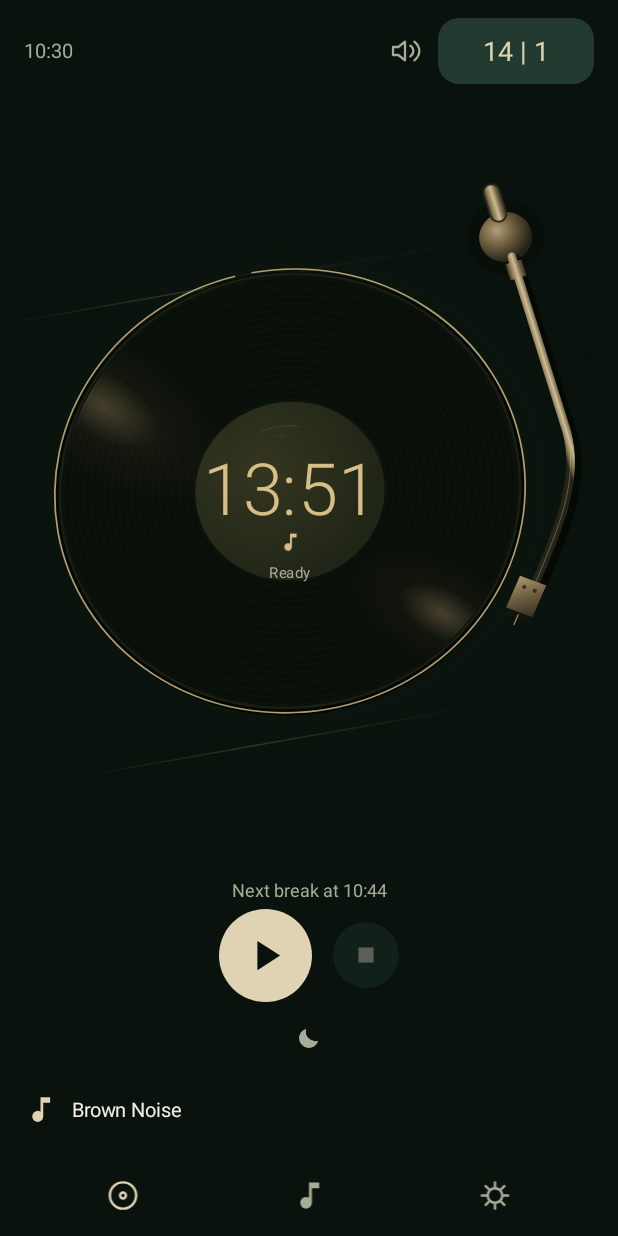
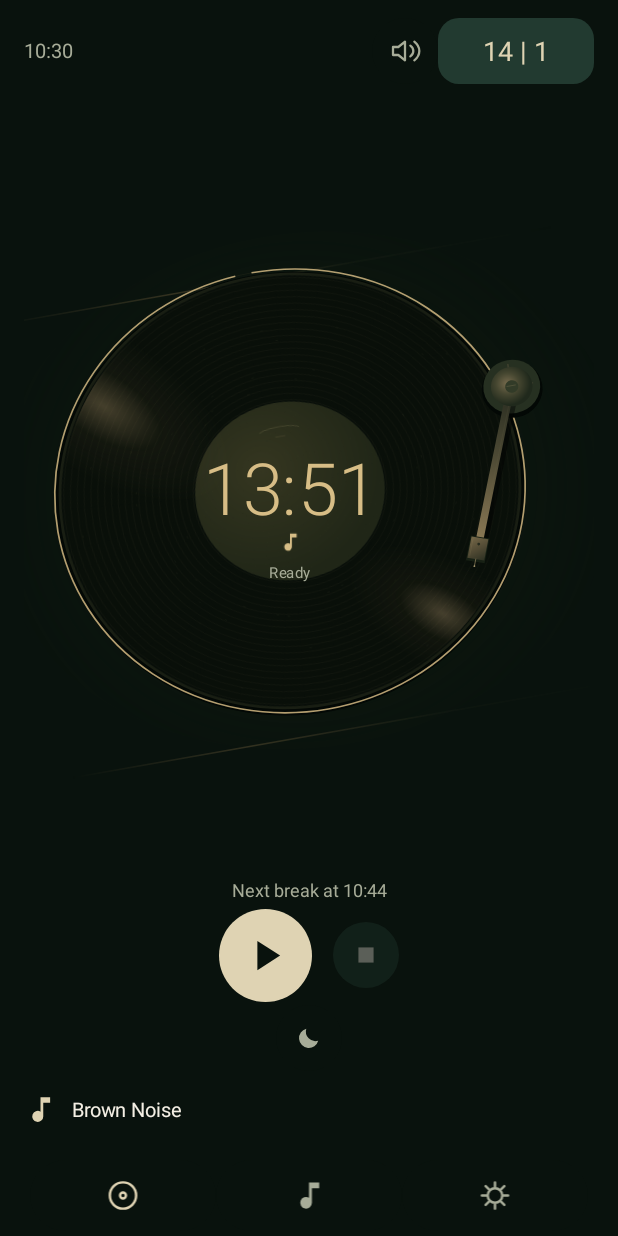
Before and after one commit to wander-yd/pauso, an Android app: the screen it shows after launch (MainActivity), on a phone screen of 412 x 824 dp. Run offline under Robolectric (Android 15) with nearby library versions, the phone set to English and light mode, and no system bars; network calls fail; pictures from the network do not load.

Commit message:
Simplify tonearm and anchor it to a visible plinth

```diff
--- a/app/src/main/AndroidManifest.xml
+++ b/app/src/main/AndroidManifest.xml
@@ -1,4 +1,4 @@
-<manifest xmlns:android="http://schemas.android.com/apk/res/android" package="com.andrew.hourpause" android:versionCode="1007" android:versionName="0.15-preview.1">
+<manifest xmlns:android="http://schemas.android.com/apk/res/android" package="com.andrew.hourpause" android:versionCode="1007" android:versionName="0.15-preview.2">
 <uses-sdk android:minSdkVersion="26" android:targetSdkVersion="35"/>
 <uses-permission android:name="android.permission.INTERNET"/>
 <uses-permission android:name="android.permission.READ_MEDIA_AUDIO"/>
--- a/app/src/main/java/com/andrew/hourpause/TurntableView.java
+++ b/app/src/main/java/com/andrew/hourpause/TurntableView.java
@@ -17,9 +17,9 @@ public final class TurntableView extends View {
  private final Shader chassis=new RadialGradient(290,313,340,new int[]{0xff142015,0x700f190f,0x0009120d},new float[]{0,.65f,1},Shader.TileMode.CLAMP);
  private final TurntableMotion motion=new TurntableMotion();
  private final Shader paper=new RadialGradient(252,282,125,new int[]{0xff353620,0xff202617},null,Shader.TileMode.CLAMP);
- private final Shader metal=new LinearGradient(538,0,558,0,new int[]{0xff252419,0xff8b7853,0xffcbbb94,0xff6d5b3c,0xff28271b},null,Shader.TileMode.CLAMP);
- private final Shader pivot=new RadialGradient(540,63,36,new int[]{0xffb29e76,0xff6d5c3d,0xff242319},null,Shader.TileMode.CLAMP);
- private final Shader head=new LinearGradient(-15,-5,15,33,new int[]{0xffb09a70,0xff6f5d3f,0xff353124},null,Shader.TileMode.CLAMP);
+ private final Shader metal=new LinearGradient(527,238,465,405,new int[]{0xff25291e,0xff4c4934,0xff8b7955},new float[]{0,.45f,1},Shader.TileMode.CLAMP);
+ private final Shader pivot=new RadialGradient(523,234,24,new int[]{0xff776b4e,0xff454630,0xff20291c},null,Shader.TileMode.CLAMP);
+ private final Shader head=new LinearGradient(-9,-4,10,22,new int[]{0xff756748,0xff514a34,0xff282d20},null,Shader.TileMode.CLAMP);
  private final Shader lightA=new RadialGradient(0,0,1,new int[]{0x50c6a777,0x0fb49460,0x00ac8658},new float[]{0,.45f,1},Shader.TileMode.CLAMP);
  private final Shader lightB=new RadialGradient(0,0,1,new int[]{0x49dab786,0x108e7045,0x008e7045},new float[]{0,.45f,1},Shader.TileMode.CLAMP);
  private final Shader edge=new LinearGradient(0,0,600,0,new int[]{0x0074633e,0x6077633e,0x22303320,0x0009120d},new float[]{0,.32f,.65f,1},Shader.TileMode.CLAMP);
@@ -27,7 +27,7 @@ public final class TurntableView extends View {
  private long remaining=1,segment=1;private boolean audible,resumed,reduced,immersive,quiet;
  private int currentIcon=-1;private float unitScale=1;
  public TurntableView(Context context){super(context);setFocusable(true);setContentDescription("Ready. Choose music");setLayerType(View.LAYER_TYPE_HARDWARE,null);
-  recordClip.addCircle(278,310,240,Path.Direction.CW);armPath.moveTo(548,95);armPath.lineTo(548,300);armPath.cubicTo(546,356,507,405,464,458);
+  recordClip.addCircle(278,310,240,Path.Direction.CW);armPath.moveTo(527,238);armPath.lineTo(465,405);
  }
  public void setState(String text,long left,long total,boolean playing,boolean rest,int icon){
   label=text;remaining=left;segment=total;audible=playing;quiet=rest;
@@ -64,13 +64,22 @@ public final class TurntableView extends View {
   c.save();c.clipPath(recordClip);glow(c,lightA,100,180,155,76,45);glow(c,lightB,414,475,112,59,42);c.restore();
   paint.setStyle(Paint.Style.STROKE);paint.setStrokeWidth(1);paint.setColor(0x31554c2d);c.drawOval(recordRect,paint);
   int accent=quiet?BLUE:GOLD;paint.setColor(accent);paint.setAlpha(210);paint.setStrokeWidth(1.8f);paint.setStrokeCap(Paint.Cap.BUTT);c.drawArc(recordRect,-90,(float)(360*TurntableMotion.remainingFraction(remaining,segment)),false,paint);paint.setAlpha(255);
-  circle(c,548,72,41,0xff080e09);paint.setStyle(Paint.Style.FILL);paint.setColor(-1);paint.setShader(pivot);c.drawCircle(548,72,28,paint);paint.setShader(null);
-  c.save();c.rotate((float)motion.arm(),548,72);
-  line(c,548,45,548,19,0xff28271b,19);paint.setColor(-1);paint.setShader(metal);paint.setStyle(Paint.Style.STROKE);paint.setStrokeWidth(15);c.drawLine(548,45,548,19,paint);paint.setShader(null);
-  c.save();c.translate(3,6);paint.setColor(0x80000000);paint.setStrokeWidth(14);c.drawPath(armPath,paint);c.restore();
-  paint.setColor(-1);paint.setShader(metal);paint.setStrokeWidth(9);c.drawPath(armPath,paint);paint.setShader(null);paint.setColor(0x55d7c69d);paint.setStrokeWidth(1.1f);c.drawPath(armPath,paint);
-  paint.setStyle(Paint.Style.FILL);paint.setColor(-1);paint.setShader(metal);c.drawRect(539,101,557,120,paint);paint.setShader(null);
-  c.save();c.translate(464,453);c.rotate(39);fill(c,0xff12150e);c.drawRect(-14,-3,14,41,paint);paint.setColor(-1);paint.setShader(head);c.drawRect(-15,-5,15,33,paint);paint.setShader(null);circle(c,-6,5,2.2f,0xff393425);circle(c,6,5,2.2f,0xff393425);line(c,0,36,0,48,0xffa69b78,1.1f);c.restore();c.restore();c.restore();
+  // A short straight arm mounted on a visible plinth. Pause only lifts it slightly.
+  float lift=(float)Math.max(0,Math.min(1,-motion.arm()/7));
+  circle(c,527,241,32,0xff030805);circle(c,527,238,30,0xff263021);
+  line(c,543,238,549,238,0xff3b3e2c,2);line(c,527,217,527,213,0xff3b3e2c,2);
+  c.save();c.translate(1+lift,2+lift*2);paint.setShader(null);paint.setColor(0x70000000);paint.setStyle(Paint.Style.STROKE);paint.setStrokeCap(Paint.Cap.ROUND);paint.setStrokeWidth(10);c.drawPath(armPath,paint);c.restore();
+  c.save();c.translate(0,-lift*2.5f);
+  paint.setColor(-1);paint.setShader(metal);paint.setStyle(Paint.Style.STROKE);paint.setStrokeCap(Paint.Cap.ROUND);paint.setStrokeWidth(8);c.drawPath(armPath,paint);paint.setShader(null);
+  line(c,524,251,468,401,0x237e7655,.8f);
+  c.save();c.translate(465,405);c.rotate(20);
+  fill(c,0xff172014);c.drawRect(-10,-5,10,23,paint);paint.setColor(-1);paint.setShader(head);c.drawRect(-9,-4,9,20,paint);paint.setShader(null);
+  line(c,-7,-2,-7,17,0x2baf9a70,.7f);circle(c,0,3,1.5f,0xff272b1e);
+  line(c,0,20,0,28,0xff796f50,.9f);circle(c,0,28,1,0xffa2946b);c.restore();c.restore();
+  // The cap hides the arm joint and stays attached to the chassis while the arm lifts.
+  paint.setStyle(Paint.Style.FILL);paint.setColor(-1);paint.setShader(pivot);c.drawCircle(527,238,22,paint);paint.setShader(null);
+  circle(c,527,238,7,0xff323b28);line(c,522,237,531,237,0xff57573d,.8f);
+  c.restore();
   // Fixed overlay: independent of the rotated/wobbling physical plane.
   paint.setStyle(Paint.Style.FILL);paint.setShader(null);paint.setColor(accent);paint.setTextAlign(Paint.Align.CENTER);paint.setTypeface(Typeface.create("sans-serif-light",Typeface.NORMAL));
   float textSize=clock.length()>5?54:76;float minText=28*getResources().getDisplayMetrics().scaledDensity/Math.max(.1f,unitScale);paint.setTextSize(Math.min(100,Math.max(textSize,minText)));
```
Also changed, not shown: 1 other file.
